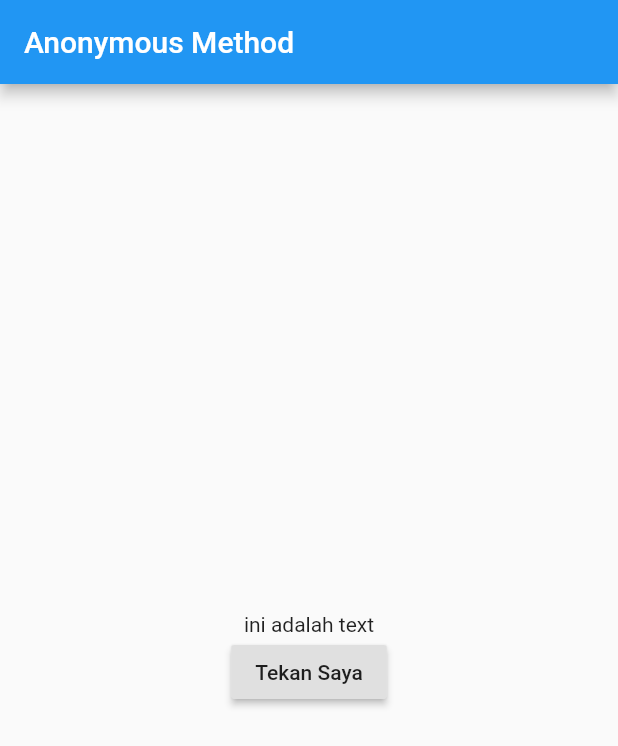
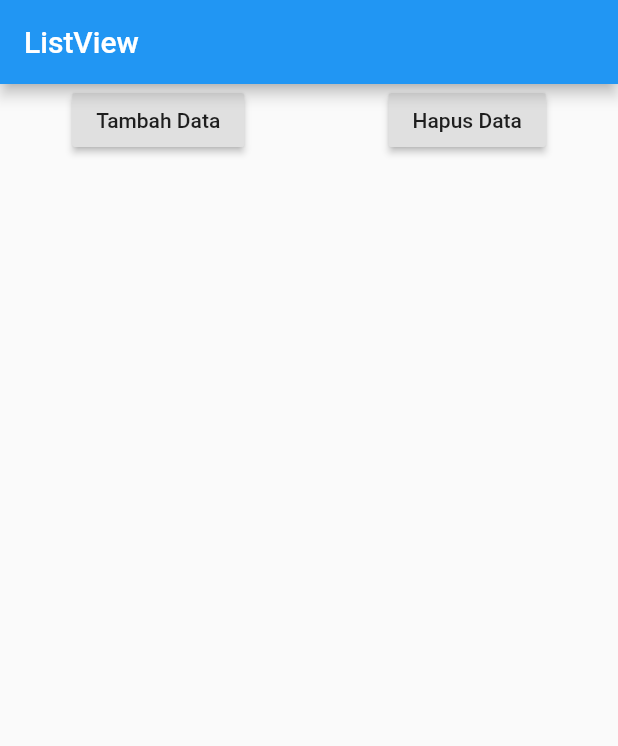
Before and after one commit to 1hafizhsdq/leraning, a Flutter app: the screen it shows after launch, on a phone screen of 412 x 824 dp. Shown: the top 746 px of the screen. Run offline on Flutter 3.47's test engine with Material 2 defaults, Android fonts, the phone set to English and light mode, and no system bars.

Commit message:
ListView

```diff
--- a/lib/main.dart
+++ b/lib/main.dart
@@ -3,37 +3,54 @@ import 'package:flutter/material.dart';
 void main() => runApp(MyApp());
 
 class MyApp extends StatefulWidget {
-  const MyApp({Key? key}) : super(key: key);
-
   @override
   _MyAppState createState() => _MyAppState();
 }
 
 class _MyAppState extends State<MyApp> {
-  String message = "ini adalah text";
+  List<Widget> widgets = [];
+  int counter = 1;
 
   @override
   Widget build(BuildContext context) {
     return MaterialApp(
       home: Scaffold(
         appBar: AppBar(
-          title: Text("Anonymous Method"),
+          title: Text('ListView'),
         ),
-        body: Center(
-          child: Column(
-            mainAxisAlignment: MainAxisAlignment.center,
+        body: ListView(
           children: [
-              Text(message),
+            Row(
+              mainAxisAlignment: MainAxisAlignment.spaceAround,
+              children: [
                 RaisedButton(
-                child: Text("Tekan Saya"),
-                onPressed: (){
+                  child: Text("Tambah Data"),
+                  onPressed: () {
                     setState(() {
-                    message = "tombol sudah ditekan";
+                      widgets.add(Text(
+                        "Data ke -" + counter.toString(),
+                        style: TextStyle(fontSize: 35),
+                      ));
+                      counter++;
                     });
                   },
+                ),
+                RaisedButton(
+                  child: Text("Hapus Data"),
+                  onPressed: () {
+                    setState(() {
+                      widgets.removeLast();
+                      counter--;
+                    });
+                  },
+                ),
+              ],
+            ),
+            Column(
+              crossAxisAlignment: CrossAxisAlignment.start,
+              children: widgets,
             )
           ],
-          ),
         ),
       ),
     );
```
Lines whose indentation alone changed are shown as unchanged.
